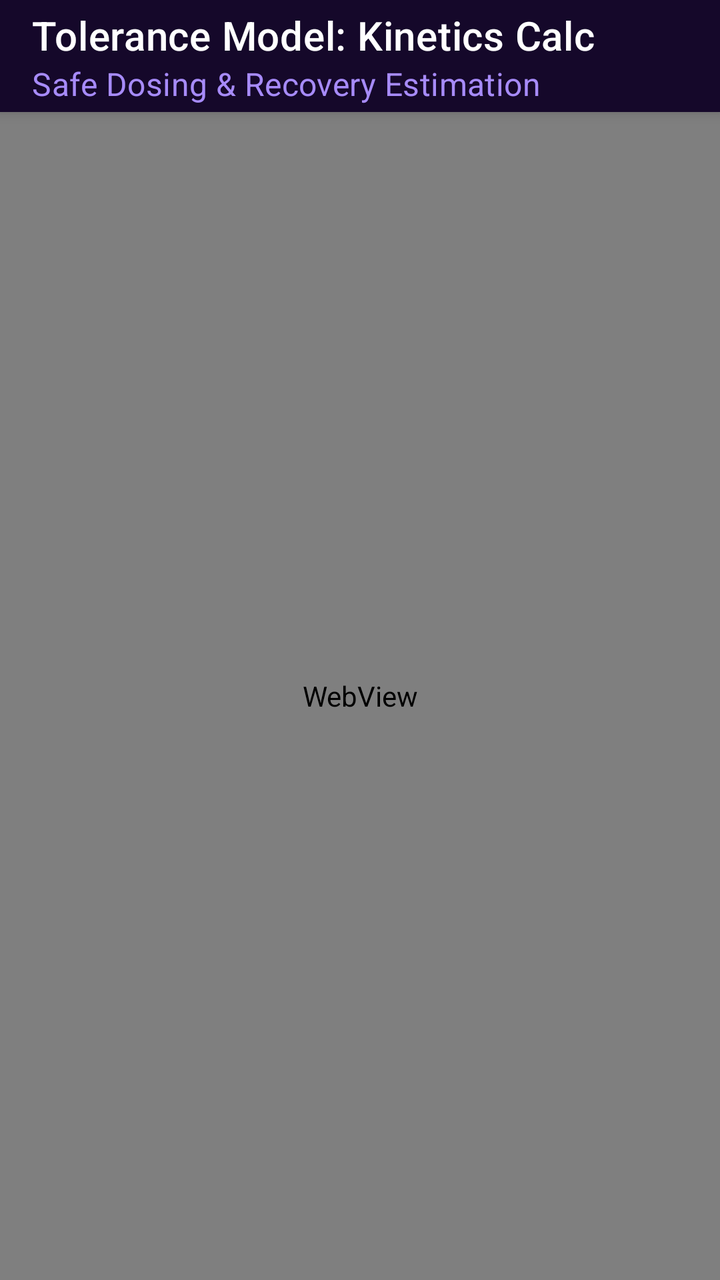
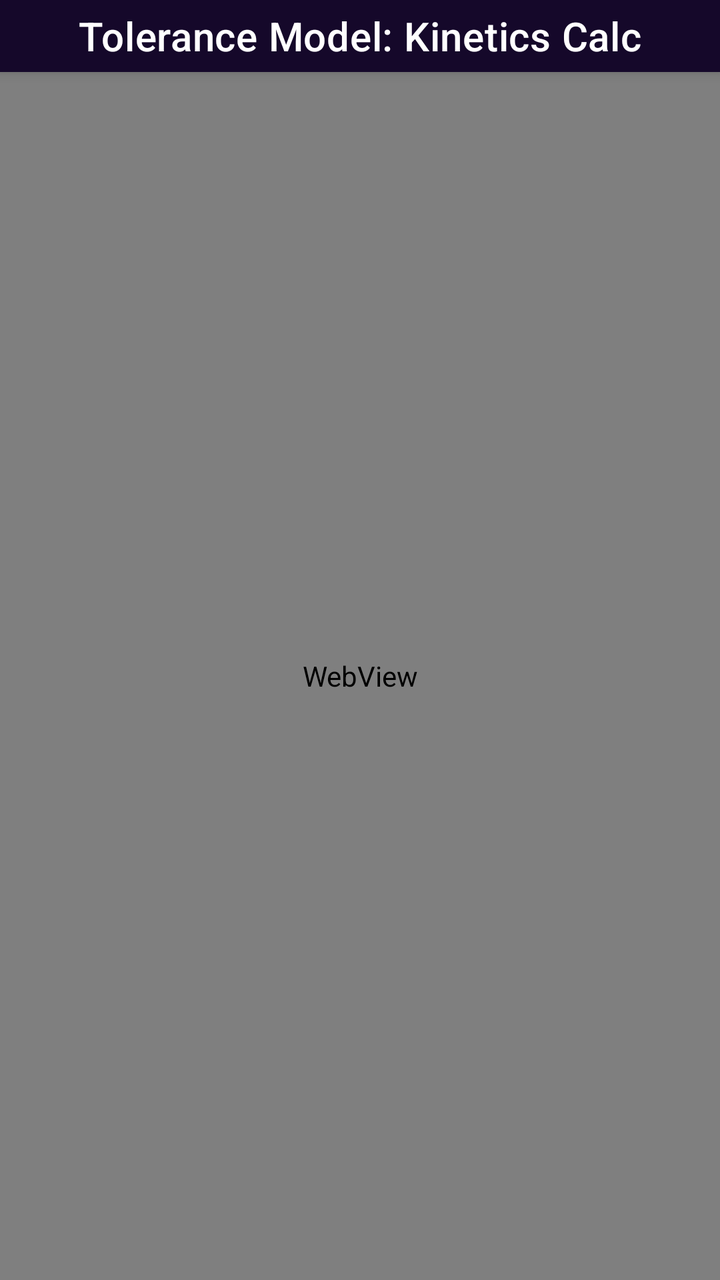

Two renders of the same Android screen: before a commit and after it. Below are the layout's source before the change and the commit's diff.
<!-- AndroidManifest.xml: application theme Theme.SmallTalkApp -->
<!-- res/layout/activity_main.xml -->
<?xml version="1.0" encoding="utf-8"?>
<androidx.coordinatorlayout.widget.CoordinatorLayout
    xmlns:android="http://schemas.android.com/apk/res/android"
    xmlns:app="http://schemas.android.com/apk/res-auto"
    android:layout_width="match_parent"
    android:layout_height="match_parent"
    android:background="#0f081d"
    android:fitsSystemWindows="true">

    <com.google.android.material.appbar.AppBarLayout
        android:id="@+id/appBarLayout"
        android:layout_width="match_parent"
        android:layout_height="wrap_content"
        android:background="#15082a"
        app:elevation="4dp">

        <com.google.android.material.appbar.MaterialToolbar
            android:id="@+id/topToolbar"
            android:layout_width="match_parent"
            android:layout_height="?attr/actionBarSize"
            android:background="#15082a"
            app:title="@string/app_name"
            app:titleTextColor="#FFFFFF"
            app:subtitle="Safe Dosing &amp; Recovery Estimation"
            app:subtitleTextColor="#a78bfa" />

        <ProgressBar
            android:id="@+id/progressBar"
            style="?android:attr/progressBarStyleHorizontal"
            android:layout_width="match_parent"
            android:layout_height="3dp"
            android:indeterminate="false"
            android:max="100"
            android:progressTint="#c026d3"
            android:visibility="gone" />

    </com.google.android.material.appbar.AppBarLayout>

    <FrameLayout
        android:layout_width="match_parent"
        android:layout_height="match_parent"
        app:layout_behavior="@string/appbar_scrolling_view_behavior">

        <WebView
            android:id="@+id/webview"
            android:layout_width="match_parent"
            android:layout_height="match_parent" />

        <LinearLayout
            android:id="@+id/offlineLayout"
            android:layout_width="match_parent"
            android:layout_height="match_parent"
            android:gravity="center"
            android:orientation="vertical"
            android:padding="32dp"
            android:visibility="gone">

            <TextView
                android:layout_width="wrap_content"
                android:layout_height="wrap_content"
                android:text="📡 No Network Connection"
                android:textColor="#FFFFFF"
                android:textSize="22sp"
                android:textStyle="bold" />

            <TextView
                android:layout_width="wrap_content"
                android:layout_height="wrap_content"
                android:layout_marginTop="12dp"
                android:gravity="center"
                android:text="Please check your Wi-Fi or mobile data connection and try again."
                android:textColor="#A0ABC0"
                android:textSize="15sp" />

            <Button
                android:id="@+id/retryButton"
                android:layout_width="wrap_content"
                android:layout_height="wrap_content"
                android:layout_marginTop="24dp"
                android:backgroundTint="#a855f7"
                android:text="Retry Connection"
                android:textColor="#FFFFFF" />
        </LinearLayout>
    </FrameLayout>
</androidx.coordinatorlayout.widget.CoordinatorLayout>
<!-- resources referenced by this layout -->
<resources>
  <string name="app_name">Tolerance Model: Kinetics Calc</string>
  <style name="Theme.SmallTalkApp" parent="Theme.MaterialComponents.DayNight.NoActionBar">
          <item name="colorPrimary">#a855f7</item>
          <item name="colorPrimaryVariant">#c084fc</item>
          <item name="colorOnPrimary">#FFFFFF</item>
          <item name="android:windowBackground">#0f081d</item>
          <item name="android:statusBarColor">#0f081d</item>
          <item name="android:navigationBarColor">#0f081d</item>
      </style>
</resources>

<!-- the commit's change to res/layout/activity_main.xml (unified diff, before → after) -->
@@ -17,12 +17,12 @@
         <com.google.android.material.appbar.MaterialToolbar
             android:id="@+id/topToolbar"
             android:layout_width="match_parent"
-            android:layout_height="?attr/actionBarSize"
+            android:layout_height="36dp"
+            android:minHeight="36dp"
             android:background="#15082a"
             app:title="@string/app_name"
-            app:titleTextColor="#FFFFFF"
-            app:subtitle="Safe Dosing &amp; Recovery Estimation"
-            app:subtitleTextColor="#a78bfa" />
+            app:titleCentered="true"
+            app:titleTextColor="#FFFFFF" />
 
         <ProgressBar
             android:id="@+id/progressBar"
